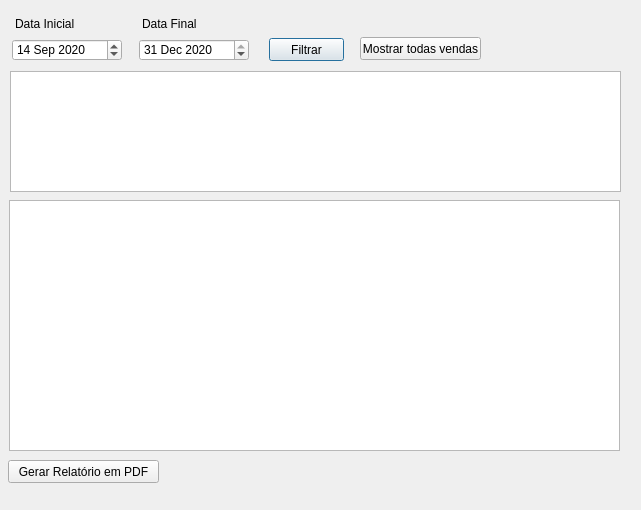
This is ControlEstoque/mw_gestaovendas.ui in josewmarinho/controlEstoque as Qt 5 draws it before an edit. The edited form follows.
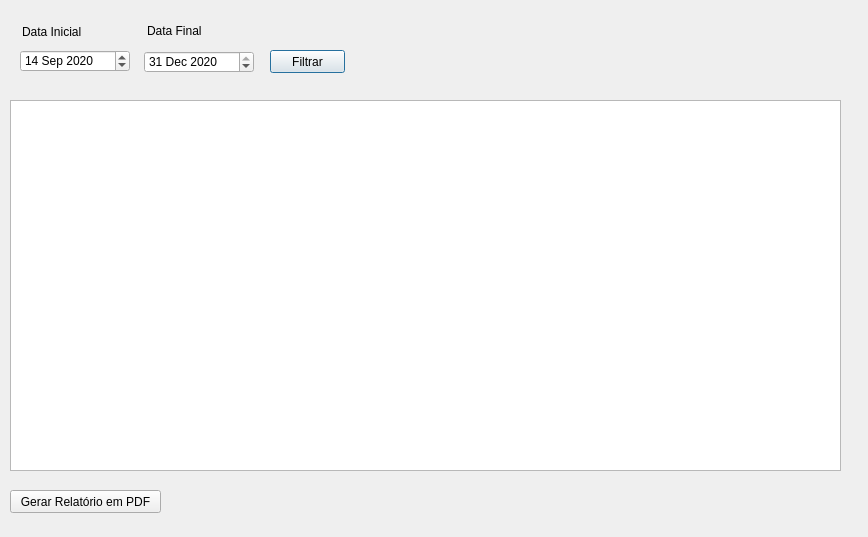
This is the edited form.

```diff
--- a/ControlEstoque/mw_gestaovendas.ui
+++ b/ControlEstoque/mw_gestaovendas.ui
@@ -6,18 +6,31 @@
    <rect>
     <x>0</x>
     <y>0</y>
-    <width>641</width>
-    <height>510</height>
+    <width>868</width>
+    <height>537</height>
    </rect>
   </property>
   <property name="windowTitle">
    <string>Gestão Venda</string>
   </property>
+  <widget class="QLabel" name="label">
+   <property name="geometry">
+    <rect>
+     <x>22</x>
+     <y>24</y>
+     <width>61</width>
+     <height>16</height>
+    </rect>
+   </property>
+   <property name="text">
+    <string>Data Inicial</string>
+   </property>
+  </widget>
   <widget class="QDateEdit" name="de_dataini">
    <property name="geometry">
     <rect>
-     <x>12</x>
-     <y>39</y>
+     <x>20</x>
+     <y>50</y>
      <width>110</width>
      <height>22</height>
     </rect>
@@ -33,11 +46,24 @@
     </datetime>
    </property>
   </widget>
+  <widget class="QLabel" name="label_2">
+   <property name="geometry">
+    <rect>
+     <x>147</x>
+     <y>23</y>
+     <width>61</width>
+     <height>16</height>
+    </rect>
+   </property>
+   <property name="text">
+    <string>Data Final</string>
+   </property>
+  </widget>
   <widget class="QDateEdit" name="de_datafim">
    <property name="geometry">
     <rect>
-     <x>139</x>
-     <y>39</y>
+     <x>144</x>
+     <y>51</y>
      <width>110</width>
      <height>22</height>
     </rect>
@@ -53,37 +79,11 @@
     </datetime>
    </property>
   </widget>
-  <widget class="QLabel" name="label">
-   <property name="geometry">
-    <rect>
-     <x>15</x>
-     <y>16</y>
-     <width>61</width>
-     <height>16</height>
-    </rect>
-   </property>
-   <property name="text">
-    <string>Data Inicial</string>
-   </property>
-  </widget>
-  <widget class="QLabel" name="label_2">
-   <property name="geometry">
-    <rect>
-     <x>142</x>
-     <y>16</y>
-     <width>61</width>
-     <height>16</height>
-    </rect>
-   </property>
-   <property name="text">
-    <string>Data Final</string>
-   </property>
-  </widget>
   <widget class="QPushButton" name="btn_filtrar">
    <property name="geometry">
     <rect>
-     <x>269</x>
-     <y>38</y>
+     <x>270</x>
+     <y>50</y>
      <width>75</width>
      <height>23</height>
     </rect>
@@ -92,11 +92,21 @@
     <string>Filtrar</string>
    </property>
   </widget>
+  <widget class="QTableWidget" name="tw_listaVendas">
+   <property name="geometry">
+    <rect>
+     <x>10</x>
+     <y>100</y>
+     <width>831</width>
+     <height>371</height>
+    </rect>
+   </property>
+  </widget>
   <widget class="QPushButton" name="btn_relatorioPDF">
    <property name="geometry">
     <rect>
-     <x>8</x>
-     <y>460</y>
+     <x>10</x>
+     <y>490</y>
      <width>151</width>
      <height>23</height>
     </rect>
@@ -105,39 +115,6 @@
     <string>Gerar Relatório em PDF</string>
    </property>
   </widget>
-  <widget class="QTableWidget" name="tw_listaVendas">
-   <property name="geometry">
-    <rect>
-     <x>10</x>
-     <y>71</y>
-     <width>611</width>
-     <height>121</height>
-    </rect>
-   </property>
-  </widget>
-  <widget class="QTableWidget" name="tw_listaProdutosVendas">
-   <property name="geometry">
-    <rect>
-     <x>9</x>
-     <y>200</y>
-     <width>611</width>
-     <height>251</height>
-    </rect>
-   </property>
-  </widget>
-  <widget class="QPushButton" name="btn_mostrarTodasVendas">
-   <property name="geometry">
-    <rect>
-     <x>360</x>
-     <y>37</y>
-     <width>121</width>
-     <height>23</height>
-    </rect>
-   </property>
-   <property name="text">
-    <string>Mostrar todas vendas</string>
-   </property>
-  </widget>
  </widget>
  <resources/>
  <connections/>
```
